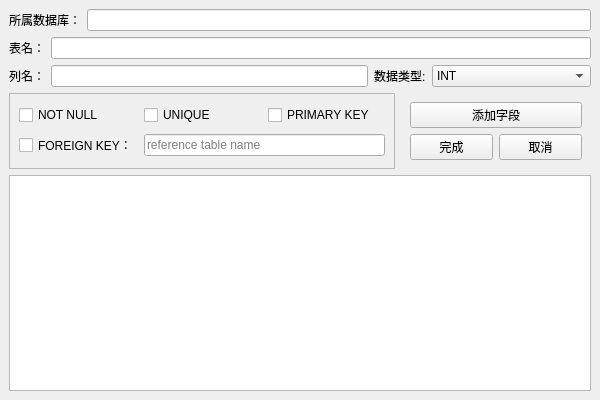
Old version of the form gui/ColaSqlGui/createtable.ui in the repository YXHXianYu/2023-BJTU-DBMS-Project.
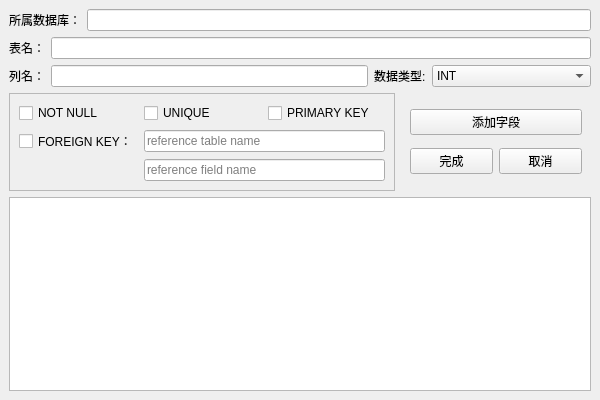
New version of the form.

Patch:
```diff
--- a/gui/ColaSqlGui/createtable.ui
+++ b/gui/ColaSqlGui/createtable.ui
@@ -74,6 +74,13 @@
          </property>
         </widget>
        </item>
+       <item row="2" column="1" colspan="2">
+        <widget class="QLineEdit" name="foreign_field">
+         <property name="placeholderText">
+          <string>reference field name</string>
+         </property>
+        </widget>
+       </item>
       </layout>
      </widget>
     </item>
```
